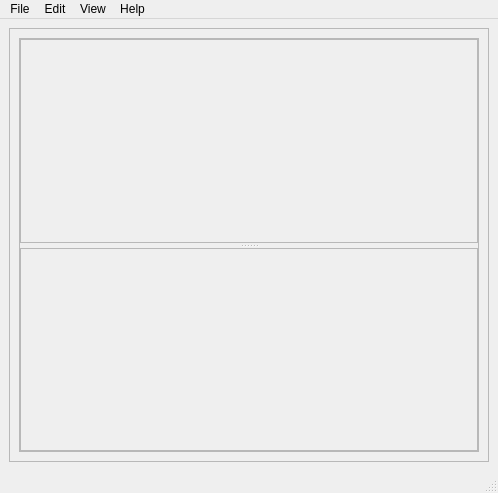
First picture: the form in python/moltk/gui/moltk.ui, repository cmbruns/moltk, before the edit.
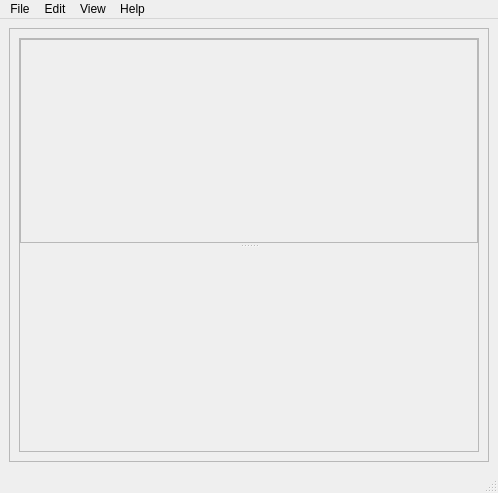
Second picture: the form after the edit. Custom widgets are drawn as their Qt base class.

Commit message: Check in some python API files I missed before. Sketch of structure canvas for MolTK gui.

```diff
--- a/python/moltk/gui/moltk.ui
+++ b/python/moltk/gui/moltk.ui
@@ -52,17 +52,7 @@
            <number>5</number>
           </property>
          </widget>
-         <widget class="QFrame" name="frame_3">
-          <property name="frameShape">
-           <enum>QFrame::StyledPanel</enum>
-          </property>
-          <property name="frameShadow">
-           <enum>QFrame::Raised</enum>
-          </property>
-          <property name="lineWidth">
-           <number>5</number>
-          </property>
-         </widget>
+         <widget class="StructureCanvas" name="widget_3" native="true"/>
         </widget>
        </item>
       </layout>
@@ -118,6 +108,14 @@
    </property>
   </action>
  </widget>
+ <customwidgets>
+  <customwidget>
+   <class>StructureCanvas</class>
+   <extends>QWidget</extends>
+   <header>structure_canvas</header>
+   <container>1</container>
+  </customwidget>
+ </customwidgets>
  <resources/>
  <connections/>
 </ui>
```
The commit also changes 86 other files.
